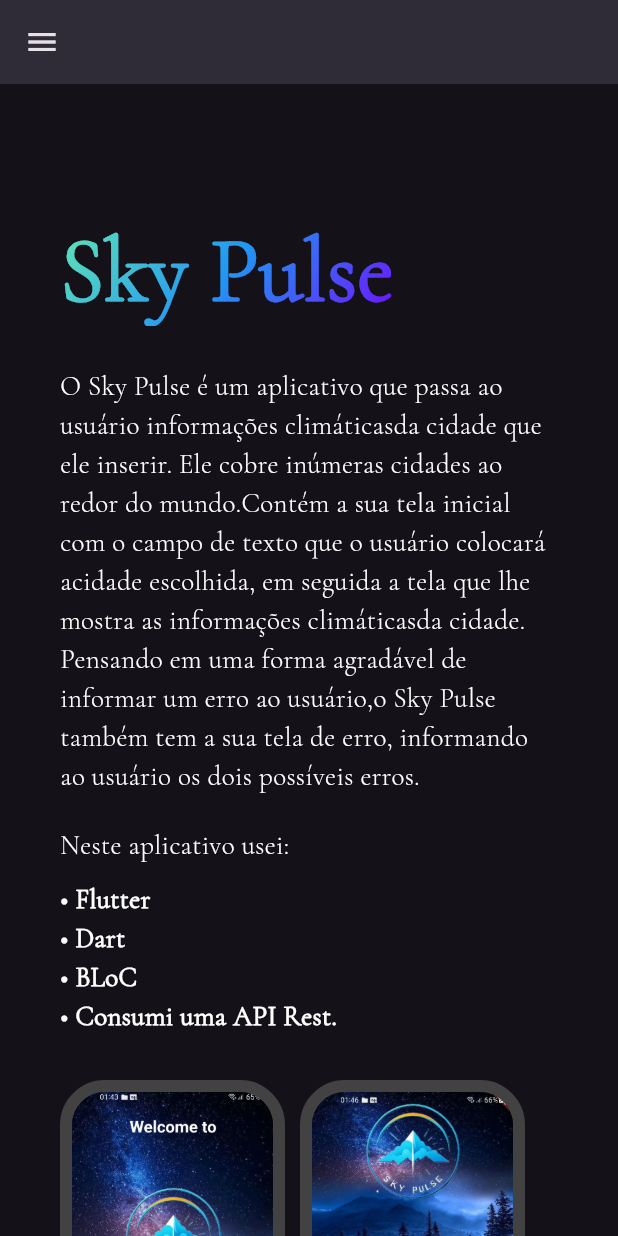
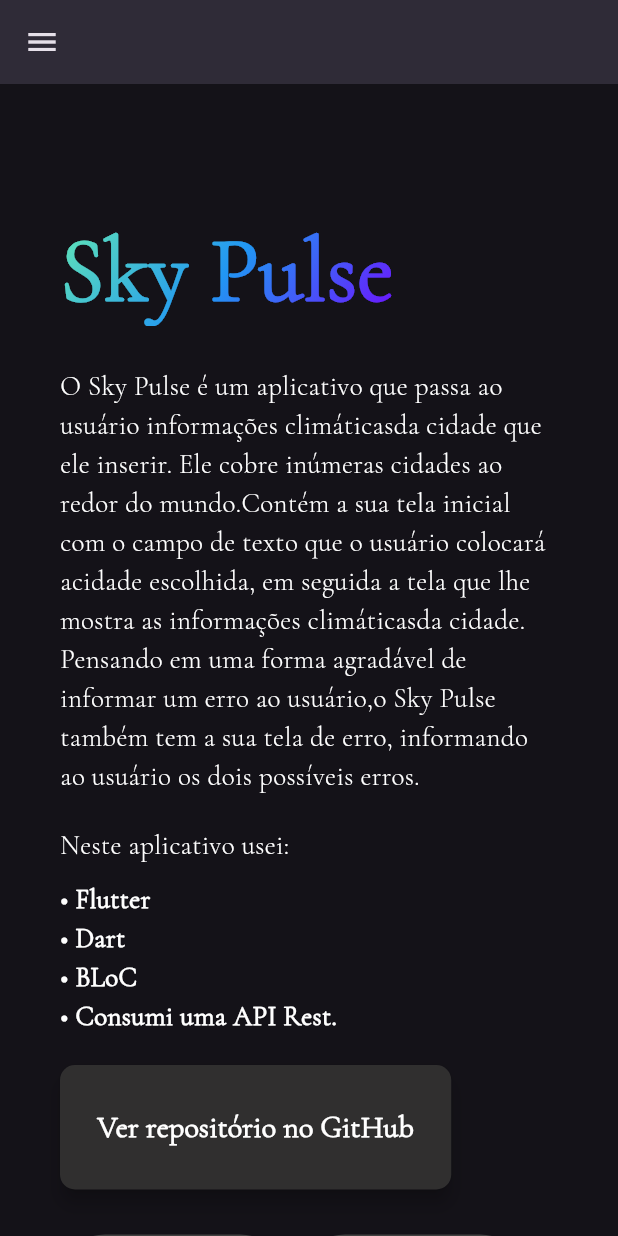
Before and after one commit to leonardovivo/portfolio, a Flutter app: the screen it shows after launch, scrolled down 1728 dp, on a phone screen of 412 x 824 dp. Run offline on Flutter 3.47's test engine with Material 3 defaults, Android fonts, the phone set to English and light mode, and no system bars; drawn by our look-alikes of scrollable_positioned_list; our stand-ins replace flutter_animate, flutter_svg.

Commit message:
Responsivo para celular, tablet e desktop

```diff
--- a/lib/projects/sky_pulse.dart
+++ b/lib/projects/sky_pulse.dart
@@ -27,6 +27,8 @@ class SkyPulseProject extends StatelessWidget {
           LayoutBuilder(
             builder: (context, constraints) {
               final isMobile = constraints.maxWidth < 600;
+              final isTablet =
+                  constraints.maxWidth >= 600 && constraints.maxWidth < 1024;
               final imageHeight = isMobile ? 300.0 : 500.0;
 
               return Column(
@@ -92,6 +94,12 @@ class SkyPulseProject extends StatelessWidget {
                         color: Colors.white,
                       ),
                     ),
+                    const SizedBox(height: 20),
+                    LinkButton(
+                      text: 'Ver repositório no GitHub',
+                      url: Uri.parse(
+                          'https://github.com/leonardovivo/sky_pulse'),
+                    ),
                     const SizedBox(height: 30),
                     Wrap(
                       spacing: 10,
@@ -116,6 +124,97 @@ class SkyPulseProject extends StatelessWidget {
                               imagePath: imagePaths[index],
                               height: imageHeight,
                             ),
+                          ),
+                        );
+                      }),
+                    ),
+                  ] else if (isTablet) ...[
+                    const Text(
+                      'O Sky Pulse é um aplicativo que passa ao usuário informações climáticas'
+                      ' da cidade que ele inserir. Ele cobre inúmeras cidades ao redor do mundo.'
+                      ' Contém a sua tela inicial com o campo de texto que o usuário colocará a'
+                      ' cidade escolhida, em seguida a tela que lhe mostra as informações climáticas'
+                      ' da cidade. Pensando em uma forma agradável de informar um erro ao usuário,'
+                      ' o Sky Pulse também tem a sua tela de erro, informando ao usuário os dois possíveis erros.'
+                      '\n',
+                      style: TextStyle(
+                        fontFamily: 'Cormorant Garamond',
+                        fontSize: 22,
+                        color: Colors.white,
+                      ),
+                    ),
+                    const SizedBox(height: 20),
+                    const Text(
+                      'Neste projeto usei:',
+                      style: TextStyle(
+                        fontFamily: 'Cormorant Garamond',
+                        fontSize: 22,
+                        color: Colors.white,
+                      ),
+                    ),
+                    const SizedBox(height: 10),
+                    const Text(
+                      '• Flutter',
+                      style: TextStyle(
+                        fontFamily: 'Cormorant Garamond',
+                        fontSize: 22,
+                        fontWeight: FontWeight.bold,
+                        color: Colors.white,
+                      ),
+                    ),
+                    const Text(
+                      '• Dart',
+                      style: TextStyle(
+                        fontFamily: 'Cormorant Garamond',
+                        fontSize: 22,
+                        fontWeight: FontWeight.bold,
+                        color: Colors.white,
+                      ),
+                    ),
+                    const Text(
+                      '• BLoC',
+                      style: TextStyle(
+                        fontFamily: 'Cormorant Garamond',
+                        fontSize: 22,
+                        fontWeight: FontWeight.bold,
+                        color: Colors.white,
+                      ),
+                    ),
+                    const Text(
+                      '• Consumi uma API Rest.',
+                      style: TextStyle(
+                        fontFamily: 'Cormorant Garamond',
+                        fontSize: 22,
+                        fontWeight: FontWeight.bold,
+                        color: Colors.white,
+                      ),
+                    ),
+                    const SizedBox(height: 20),
+                    LinkButton(
+                      text: 'Ver repositório no GitHub',
+                      url: Uri.parse(
+                          'https://github.com/leonardovivo/sky_pulse'),
+                    ),
+                    const SizedBox(height: 30),
+                    Wrap(
+                      spacing: 20,
+                      runSpacing: 20,
+                      children: List.generate(imagePaths.length, (index) {
+                        return GestureDetector(
+                          onTap: () {
+                            Navigator.push(
+                              context,
+                              MaterialPageRoute(
+                                builder: (context) => FullScreenImage(
+                                  imagePaths: imagePaths,
+                                  initialIndex: index,
+                                ),
+                              ),
+                            );
+                          },
+                          child: ZoomImage(
+                            imagePath: imagePaths[index],
+                            height: imageHeight,
                           ),
                         );
                       }),
@@ -178,6 +277,12 @@ class SkyPulseProject extends StatelessWidget {
                         ],
                       ),
                     ),
+                    const SizedBox(height: 50),
+                    LinkButton(
+                      text: 'Ver repositório no GitHub',
+                      url: Uri.parse(
+                          'https://github.com/leonardovivo/sky_pulse'),
+                    ),
                     const SizedBox(height: 30),
                     Wrap(
                       spacing: 20,
@@ -202,17 +307,11 @@ class SkyPulseProject extends StatelessWidget {
                         );
                       }),
                     ),
-                  ],
+                  ]
                 ],
               );
             },
           ),
-          const SizedBox(height: 50),
-          LinkButton(
-            text: 'Ver repositório no GitHub',
-            url: Uri.parse('https://github.com/leonardovivo/sky_pulse'),
-          ),
-          const SizedBox(height: 50),
         ],
       ),
     );
```
